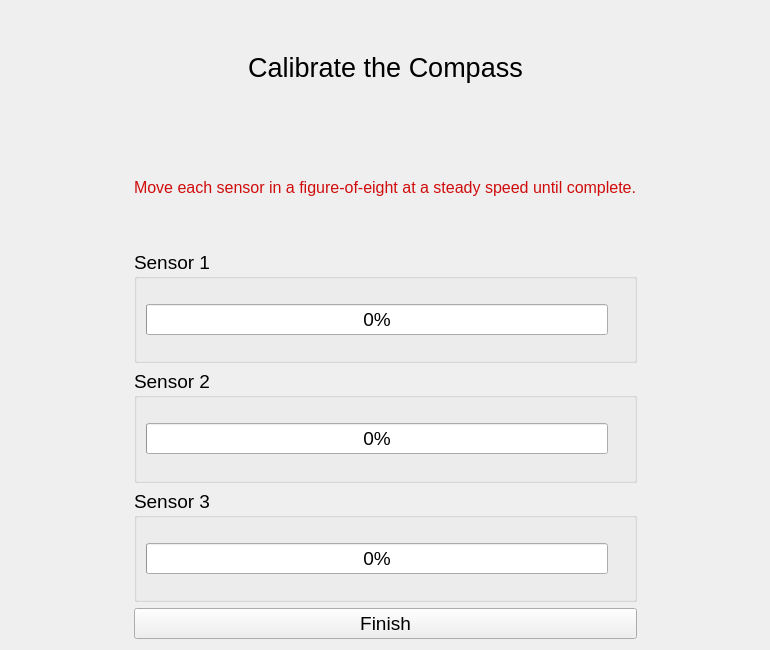
First picture: the form in LiveDataView/compass_cal_widget.ui, repository mmcinnes123/Delsys_GUI_For_Physios, before the edit.
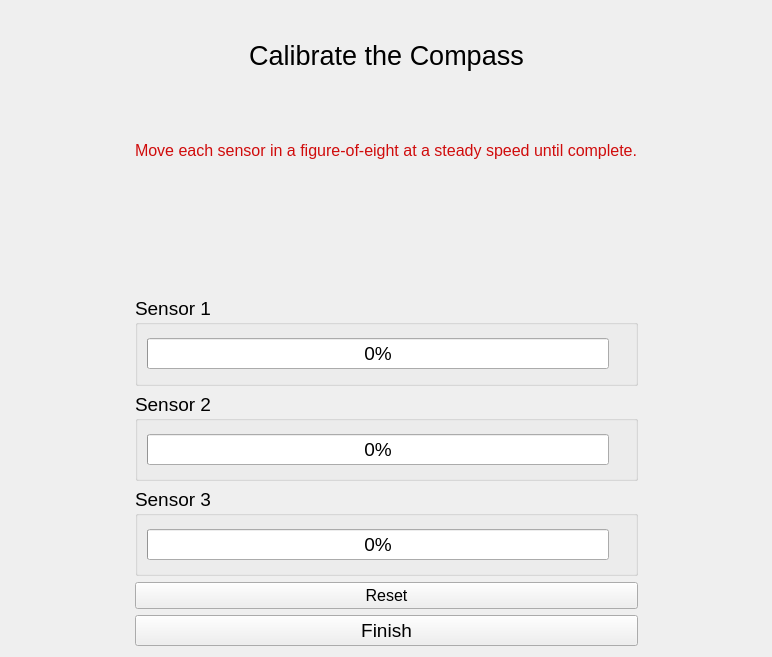
Second picture: the form after the edit.

Commit message: Got compass calibration progress bars to reset properly.

The edit to the form file:
```diff
--- a/LiveDataView/compass_cal_widget.ui
+++ b/LiveDataView/compass_cal_widget.ui
@@ -6,8 +6,8 @@
    <rect>
     <x>0</x>
     <y>0</y>
-    <width>770</width>
-    <height>650</height>
+    <width>772</width>
+    <height>657</height>
    </rect>
   </property>
   <property name="windowTitle">
@@ -29,7 +29,19 @@
      </property>
     </widget>
    </item>
-   <item row="0" column="0" rowspan="5">
+   <item row="7" column="1">
+    <widget class="QPushButton" name="finishButton">
+     <property name="font">
+      <font>
+       <pointsize>14</pointsize>
+      </font>
+     </property>
+     <property name="text">
+      <string>Finish</string>
+     </property>
+    </widget>
+   </item>
+   <item row="0" column="0" rowspan="6">
     <spacer name="horizontalSpacer">
      <property name="orientation">
       <enum>Qt::Horizontal</enum>
@@ -42,7 +54,7 @@
      </property>
     </spacer>
    </item>
-   <item row="3" column="1">
+   <item row="4" column="1">
     <widget class="QGroupBox" name="groupBox_2">
      <property name="font">
       <font>
@@ -161,7 +173,7 @@
      </property>
     </widget>
    </item>
-   <item row="2" column="1">
+   <item row="3" column="1">
     <widget class="QGroupBox" name="groupBox">
      <property name="font">
       <font>
@@ -231,7 +243,7 @@
      </layout>
     </widget>
    </item>
-   <item row="0" column="2" rowspan="5">
+   <item row="0" column="2" rowspan="6">
     <spacer name="horizontalSpacer_2">
      <property name="orientation">
       <enum>Qt::Horizontal</enum>
@@ -244,7 +256,7 @@
      </property>
     </spacer>
    </item>
-   <item row="4" column="1">
+   <item row="5" column="1">
     <widget class="QGroupBox" name="groupBox_3">
      <property name="font">
       <font>
@@ -314,15 +326,15 @@
      </layout>
     </widget>
    </item>
-   <item row="5" column="1">
-    <widget class="QPushButton" name="finishButton">
+   <item row="6" column="1">
+    <widget class="QPushButton" name="resetButton">
      <property name="font">
       <font>
-       <pointsize>14</pointsize>
+       <pointsize>12</pointsize>
       </font>
      </property>
      <property name="text">
-      <string>Finish</string>
+      <string>Reset</string>
      </property>
     </widget>
    </item>
```
The commit also changes 5 other files.
